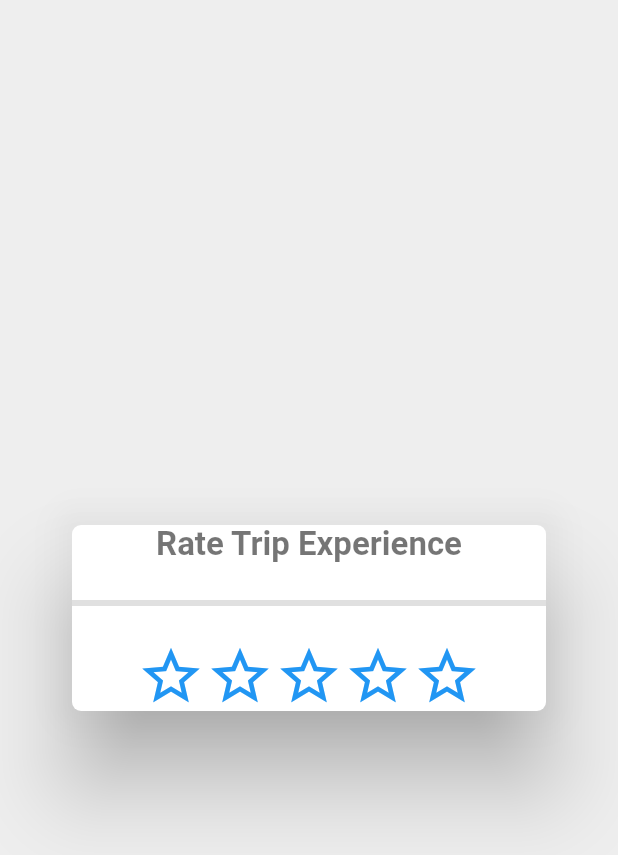
After one commit to adedrey/taxi-users-uber-app, a Flutter app: the RateDriverScreen screen opened directly, on a phone screen of 412 x 824 dp. The commit adds this screen. Shown: the top 855 px of the screen. Run offline on Flutter 3.47's test engine with Material 2 defaults, Android fonts, the phone set to English and light mode, and no system bars; our stand-ins replace animated_text_kit, firebase_auth, firebase_core, firebase_database, fluttertoast, geolocator and 2 more; missing offline and left inert: flutter_geofire, flutter_polyline_points; accounts and stored records are empty.

```diff
--- a/lib/global/global.dart
+++ b/lib/global/global.dart
@@ -21,3 +21,5 @@ String userDropOffAddress = "";
 String driverCarDetails = "";
 String driverName = "";
 String driverPhone = "";
+// Rating Assigned Driver
+double countRatingStar = 0.0;
--- /dev/null
+++ b/lib/screens/rate_driver_screen.dart
@@ -0,0 +1,67 @@
+import 'package:flutter/material.dart';
+import 'package:smooth_star_rating_nsafe/smooth_star_rating.dart';
+import 'package:users_app/global/global.dart';
+
+class RateDriverScreen extends StatefulWidget {
+  String? assignedDriverId;
+  RateDriverScreen({this.assignedDriverId});
+
+  @override
+  _RateDriverScreenState createState() => _RateDriverScreenState();
+}
+
+class _RateDriverScreenState extends State<RateDriverScreen> {
+  @override
+  Widget build(BuildContext context) {
+    return Scaffold(
+      backgroundColor: Colors.grey[200],
+      body: Dialog(
+        shape: RoundedRectangleBorder(
+          borderRadius: BorderRadius.circular(14),
+        ),
+        backgroundColor: Colors.transparent,
+        child: Container(
+          margin: const EdgeInsets.all(8),
+          width: double.infinity,
+          decoration: BoxDecoration(
+            color: Colors.white,
+            borderRadius: BorderRadius.circular(6),
+          ),
+          child: Column(
+            mainAxisSize: MainAxisSize.min,
+            children: [
+              const Text(
+                "Rate Trip Experience",
+                style: TextStyle(
+                  fontSize: 22,
+                  fontWeight: FontWeight.bold,
+                  color: Colors.black54,
+                ),
+              ),
+              const SizedBox(
+                height: 24,
+              ),
+              const Divider(
+                thickness: 4,
+                height: 4,
+              ),
+              const SizedBox(
+                height: 24,
+              ),
+              SmoothStarRating(
+                rating: countRatingStar,
+                // allowHalfRating: true,
+                starCount: 5,
+                size: 46,
+                onRatingChanged: (valueOfStarChoosed) {
+                  countRatingStar = valueOfStarChoosed;
+                  if (countRatingStar == 1) {}
+                },
+              ),
+            ],
+          ),
+        ),
+      ),
+    );
+  }
+}
```
Also changed, not shown: lib/screens/main_screen.dart (+36 -1 lines), lib/widgets/pay_fare_amount_dialog.dart (added, +120 -0 lines).
